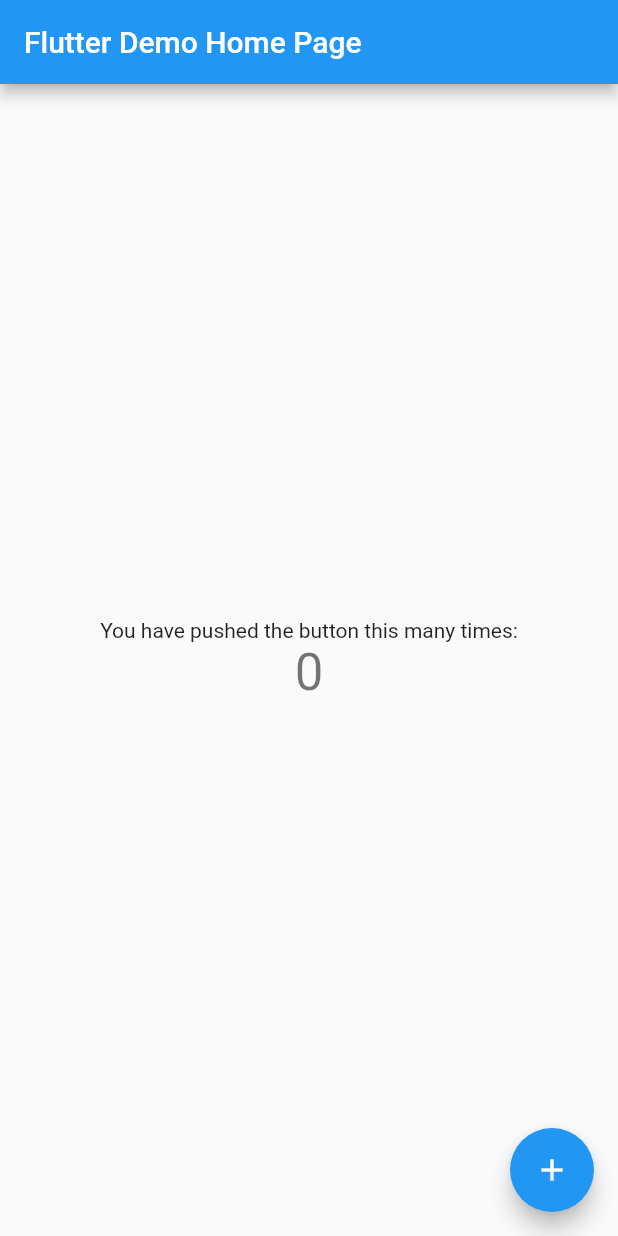
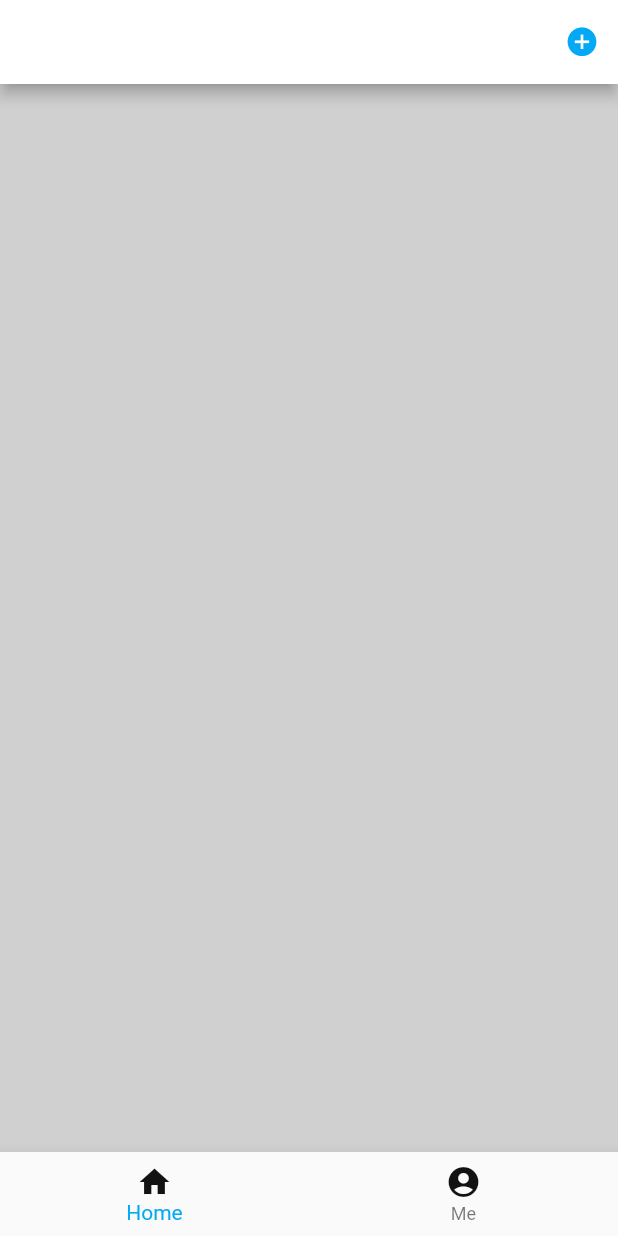
Before and after one commit to vishnuagbly/sonno, a Flutter app: the screen it shows after launch, on a phone screen of 412 x 824 dp. Run offline on Flutter 3.47's test engine with Material 2 defaults, Android fonts, the phone set to English and light mode, and no system bars.

Commit message:
Home Page added constants.dart added home_page.dart

```diff
--- /dev/null
+++ b/lib/constants.dart
@@ -0,0 +1,6 @@
+import 'package:flutter/material.dart';
+
+const kPrimaryColor = Colors.white;
+const kSecondaryColor = Color(0xffd0d0d0);
+const kPrimarySelectionColor = Colors.lightBlue;
+const kPrimaryTextColor = Color(0xff121212);
--- /dev/null
+++ b/lib/home_page.dart
@@ -0,0 +1,54 @@
+import 'package:flutter/material.dart';
+import 'constants.dart';
+
+class HomePage extends StatefulWidget {
+  @override
+  _HomePageState createState() => _HomePageState();
+}
+
+class _HomePageState extends State<HomePage> {
+  int _selectedIndex = 0;
+
+  @override
+  Widget build(BuildContext context) {
+    return Scaffold(
+      appBar: AppBar(
+        backgroundColor: kPrimaryColor,
+        actions: [
+          IconButton(
+            icon: Icon(Icons.add_circle),
+            color: kPrimarySelectionColor,
+            iconSize: 23,
+            onPressed: () {},
+          ),
+        ],
+      ),
+      backgroundColor: kSecondaryColor,
+      bottomNavigationBar: BottomNavigationBar(
+        items: [
+          BottomNavigationBarItem(
+            icon: Icon(
+              Icons.home,
+              color: kPrimaryTextColor,
+            ),
+            title: Text('Home'),
+          ),
+          BottomNavigationBarItem(
+            icon: Icon(
+              Icons.account_circle,
+              color: kPrimaryTextColor,
+            ),
+            title: Text('Me'),
+          ),
+        ],
+        selectedItemColor: kPrimarySelectionColor,
+        currentIndex: _selectedIndex,
+        onTap: (index) {
+          setState(() {
+            _selectedIndex = index;
+          });
+        },
+      ),
+    );
+  }
+}
--- a/lib/main.dart
+++ b/lib/main.dart
@@ -1,4 +1,5 @@
 import 'package:flutter/material.dart';
+import 'package:sonno/home_page.dart';
 
 void main() {
   runApp(MyApp());
@@ -9,7 +10,7 @@
   @override
   Widget build(BuildContext context) {
     return MaterialApp(
-      title: 'Flutter Demo',
+      title: 'Sonno',
       theme: ThemeData(
         // This is the theme of your application.
         //
@@ -26,92 +27,7 @@
         // closer together (more dense) than on mobile platforms.
         visualDensity: VisualDensity.adaptivePlatformDensity,
       ),
-      home: MyHomePage(title: 'Flutter Demo Home Page'),
+      home: HomePage(),
     );
   }
 }
-
-class MyHomePage extends StatefulWidget {
-  MyHomePage({Key key, this.title}) : super(key: key);
-
-  // This widget is the home page of your application. It is stateful, meaning
-  // that it has a State object (defined below) that contains fields that affect
-  // how it looks.
-
-  // This class is the configuration for the state. It holds the values (in this
-  // case the title) provided by the parent (in this case the App widget) and
-  // used by the build method of the State. Fields in a Widget subclass are
-  // always marked "final".
-
-  final String title;
-
-  @override
-  _MyHomePageState createState() => _MyHomePageState();
-}
-
-class _MyHomePageState extends State<MyHomePage> {
-  int _counter = 0;
-
-  void _incrementCounter() {
-    setState(() {
-      // This call to setState tells the Flutter framework that something has
-      // changed in this State, which causes it to rerun the build method below
-      // so that the display can reflect the updated values. If we changed
-      // _counter without calling setState(), then the build method would not be
-      // called again, and so nothing would appear to happen.
-      _counter++;
-    });
-  }
-
-  @override
-  Widget build(BuildContext context) {
-    // This method is rerun every time setState is called, for instance as done
-    // by the _incrementCounter method above.
-    //
-    // The Flutter framework has been optimized to make rerunning build methods
-    // fast, so that you can just rebuild anything that needs updating rather
-    // than having to individually change instances of widgets.
-    return Scaffold(
-      appBar: AppBar(
-        // Here we take the value from the MyHomePage object that was created by
-        // the App.build method, and use it to set our appbar title.
-        title: Text(widget.title),
-      ),
-      body: Center(
-        // Center is a layout widget. It takes a single child and positions it
-        // in the middle of the parent.
-        child: Column(
-          // Column is also a layout widget. It takes a list of children and
-          // arranges them vertically. By default, it sizes itself to fit its
-          // children horizontally, and tries to be as tall as its parent.
-          //
-          // Invoke "debug painting" (press "p" in the console, choose the
-          // "Toggle Debug Paint" action from the Flutter Inspector in Android
-          // Studio, or the "Toggle Debug Paint" command in Visual Studio Code)
-          // to see the wireframe for each widget.
-          //
-          // Column has various properties to control how it sizes itself and
-          // how it positions its children. Here we use mainAxisAlignment to
-          // center the children vertically; the main axis here is the vertical
-          // axis because Columns are vertical (the cross axis would be
-          // horizontal).
-          mainAxisAlignment: MainAxisAlignment.center,
-          children: <Widget>[
-            Text(
-              'You have pushed the button this many times:',
-            ),
-            Text(
-              '$_counter',
-              style: Theme.of(context).textTheme.headline4,
-            ),
-          ],
-        ),
-      ),
-      floatingActionButton: FloatingActionButton(
-        onPressed: _incrementCounter,
-        tooltip: 'Increment',
-        child: Icon(Icons.add),
-      ), // This trailing comma makes auto-formatting nicer for build methods.
-    );
-  }
-}
--- a/pubspec.yaml
+++ b/pubspec.yaml
@@ -23,6 +23,7 @@
 dependencies:
   flutter:
     sdk: flutter
+  material_design_icons_flutter: 4.0.5345
 
 
   # The following adds the Cupertino Icons font to your application.
```
Also changed, not shown: pubspec.lock.
